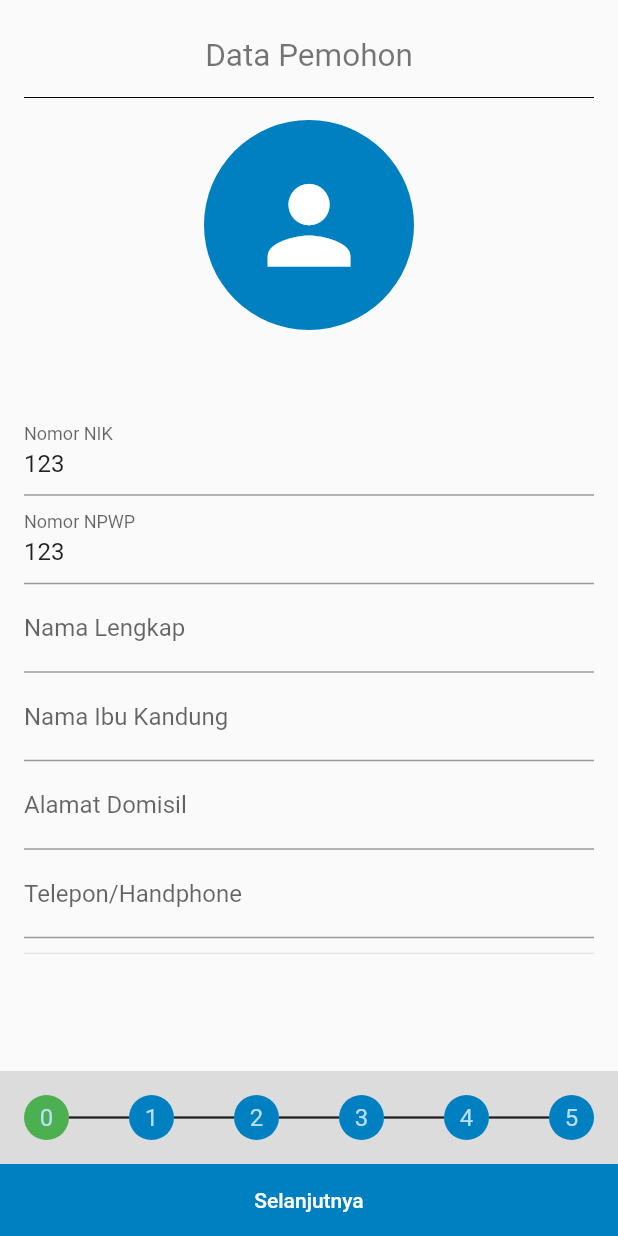
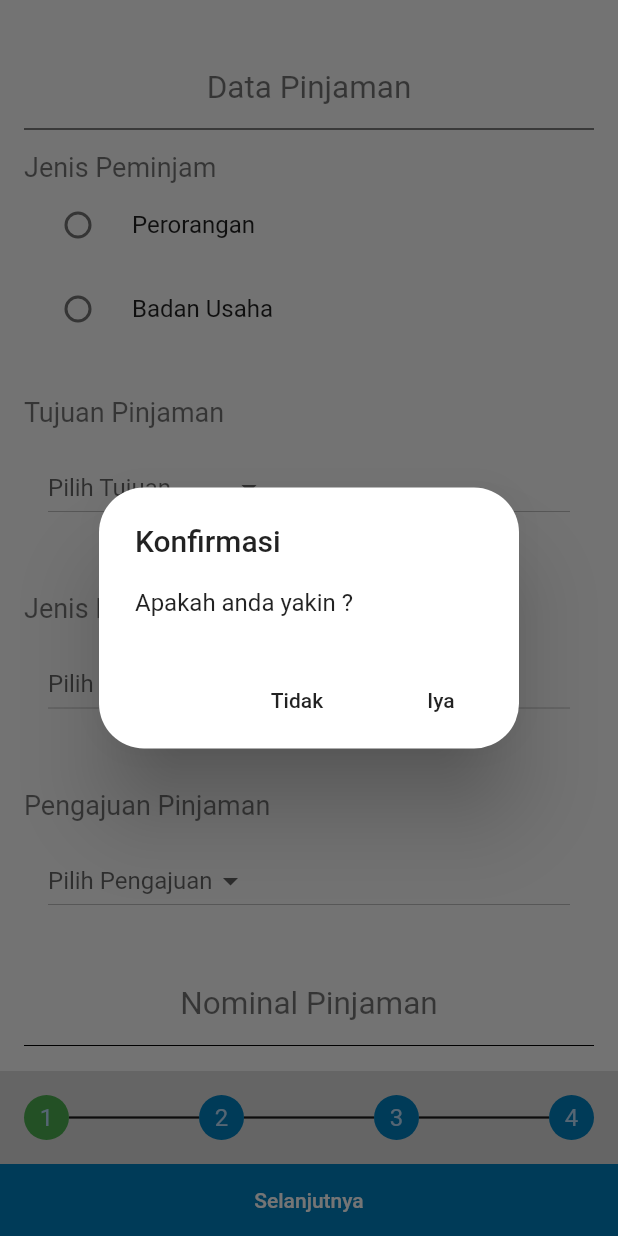
Before and after one commit to Zersya/prototypeBJB, a Flutter app: the PengajuanPage screen opened directly, after a tap on "Selanjutnya", on a phone screen of 412 x 824 dp. Run offline on Flutter 3.47's test engine with Material 2 defaults, Android fonts, the phone set to English and light mode, and no system bars; our stand-ins replace badges, carousel_slider, flutter_masked_text, image_picker, material_design_icons_flutter, sqflite; accounts and stored records are empty.

Commit message:
revisi pengajuan

```diff
--- a/lib/pages/pengajuan_page.dart
+++ b/lib/pages/pengajuan_page.dart
@@ -1,11 +1,10 @@
 import 'package:flutter/material.dart';
+import 'package:prototype_bjb/provider/pengajuan_db.dart';
 import 'package:prototype_bjb/provider/profile_db.dart';
-import 'package:prototype_bjb/screens/datainstansi_screen.dart';
-import 'package:prototype_bjb/screens/datapemohon_screen.dart';
-import 'package:prototype_bjb/screens/datarekening_screen.dart';
-import 'package:prototype_bjb/screens/penghasilan_screen.dart';
-import 'package:prototype_bjb/screens/rekap_screen.dart';
-import 'package:prototype_bjb/screens/termsandcondition_screen.dart';
+import 'package:prototype_bjb/screens/pengajuan/halaman_1_screen.dart';
+import 'package:prototype_bjb/screens/pengajuan/halaman_2_screen.dart';
+import 'package:prototype_bjb/screens/pengajuan/rekap_screen.dart';
+import 'package:prototype_bjb/screens/pengajuan/termsandcondition_screen.dart';
 import 'package:prototype_bjb/utils/constant.dart';
 import 'package:provider/provider.dart';
 
@@ -18,14 +17,15 @@ class PengajuanPage extends StatefulWidget {
 class _PengajuanPageState extends State<PengajuanPage> {
   PageController _pageController =
       PageController(initialPage: 0, keepPage: true);
-  ProfileProvider _profileProvider;
+  PengajuanProvider _pengajuanProvider;
 
   int indexScreen = 0;
   Widget _step(
     int index,
   ) {
     return CircleAvatar(
-      backgroundColor: index == indexScreen ? Colors.green : Color(COLOR_MAIN),
+      backgroundColor:
+          index == indexScreen + 1 ? Colors.green : Color(COLOR_MAIN),
       radius: 15,
       child: Text(index.toString()),
     );
@@ -43,7 +43,7 @@ class _PengajuanPageState extends State<PengajuanPage> {
 
   @override
   Widget build(BuildContext context) {
-    _profileProvider = Provider.of<ProfileProvider>(context);
+    _pengajuanProvider = Provider.of<PengajuanProvider>(context);
 
     return Scaffold(
       bottomNavigationBar: Column(
@@ -55,8 +55,6 @@ class _PengajuanPageState extends State<PengajuanPage> {
             child: Row(
               mainAxisAlignment: MainAxisAlignment.spaceEvenly,
               children: <Widget>[
-                _step(0),
-                _line(),
                 _step(1),
                 _line(),
                 _step(2),
@@ -64,8 +62,6 @@ class _PengajuanPageState extends State<PengajuanPage> {
                 _step(3),
                 _line(),
                 _step(4),
-                _line(),
-                _step(5),
               ],
             ),
           ),
@@ -78,7 +74,7 @@ class _PengajuanPageState extends State<PengajuanPage> {
                     bottom: true,
                     child: FlatButton(
                       child: Text(
-                        indexScreen == 5 ? 'Ajukan' : 'Selanjutnya',
+                        indexScreen == 3 ? 'Ajukan' : 'Selanjutnya',
                         style: TextStyle(color: Colors.white),
                       ),
                       onPressed: () async {
@@ -100,10 +96,8 @@ class _PengajuanPageState extends State<PengajuanPage> {
           },
           controller: _pageController,
           children: <Widget>[
-            DataPemohonScreen(),
-            DataInstansiScreen(),
-            PenghasilanScreen(),
-            DataRekeningScreen(),
+            Halaman1Screen(),
+            Halaman2Screen(),
             TermsAndConditionScreen(),
             RekapScreen()
           ],
@@ -113,26 +107,48 @@ class _PengajuanPageState extends State<PengajuanPage> {
   }
 
   _showDialog(context) async {
-    if (indexScreen == 5) {
-      if (!_profileProvider.isTermsAgree)
+    showDialog(
+        context: context,
+        builder: (context) {
+          return AlertDialog(
+            shape: RoundedRectangleBorder(borderRadius: BorderRadius.circular(30)),
+            title: Text('Konfirmasi'),
+            content: Text('Apakah anda yakin ?'),
+            actions: <Widget>[
+              FlatButton(
+                child: Text('Tidak'),
+                onPressed: () {
+                  Navigator.of(context).pop();
+                },
+              ),
+              FlatButton(
+                child: Text('Iya'),
+                onPressed: () {
+                  if (indexScreen == 3) {
+                    if (!_pengajuanProvider.isTermsAgree)
                       Scaffold.of(context).showSnackBar(SnackBar(
                         content: Text('Silahkan setujui syarat dan ketentuan'),
                       ));
                     else {
                       // _pengajuanProvider.insert(_profileProvider.profile);
+                      _pengajuanProvider.isTermsAgree = false;
                       Navigator.of(context).pop(true);
                     }
                   } else {
-      if (indexScreen == 4 && !_profileProvider.isTermsAgree)
+                    if (indexScreen == 2 && !_pengajuanProvider.isTermsAgree)
                       Scaffold.of(context).showSnackBar(SnackBar(
                         content: Text('Silahkan setujui syarat dan ketentuan'),
                       ));
                     else {
-        await _profileProvider.update(_profileProvider.profile.id);
-
                       _pageController.nextPage(
-            duration: Duration(milliseconds: 200), curve: Curves.easeInOut);
+                          duration: Duration(milliseconds: 200),
+                          curve: Curves.easeInOut);
                     }
                   }
+                },
+              )
+            ],
+          );
+        });
   }
 }
--- a/lib/provider/pengajuan_db.dart
+++ b/lib/provider/pengajuan_db.dart
@@ -1,6 +1,7 @@
 import 'dart:convert';
 import 'dart:io';
 import 'dart:math';
+import 'package:flutter/widgets.dart';
 import 'package:flutter_masked_text/flutter_masked_text.dart';
 import 'package:path/path.dart';
 import 'package:path_provider/path_provider.dart';
@@ -74,7 +75,11 @@ class PengajuanProvider {
       thousandSeparator: '.',
       precision: 0,
       decimalSeparator: '');
+
+  final controllerBulan = TextEditingController();
   File image;
+
+
 
   Future open() async {
     Directory documentsDirectory = await getApplicationDocumentsDirectory();
--- /dev/null
+++ b/lib/screens/pengajuan/halaman_1_screen.dart
@@ -0,0 +1,266 @@
+import 'package:flutter/material.dart';
+import 'package:prototype_bjb/provider/profile_db.dart';
+import 'package:prototype_bjb/provider/pengajuan_db.dart';
+
+import 'package:provider/provider.dart';
+
+class Halaman1Screen extends StatefulWidget {
+  Halaman1Screen({Key key}) : super(key: key);
+
+  _Halaman1ScreenState createState() => _Halaman1ScreenState();
+}
+
+class _Halaman1ScreenState extends State<Halaman1Screen> {
+  ProfileProvider _profileProvider;
+  PengajuanProvider _pengajuanProvider;
+
+
+  String jenisPinjaman;
+  String jenisPeminjam;
+  String tujuanPinjaman;
+  String pengajuanPinjaman;
+
+  @override
+  Widget build(BuildContext context) {
+    _profileProvider = Provider.of<ProfileProvider>(context);
+    _pengajuanProvider = Provider.of<PengajuanProvider>(context);
+
+    return Scaffold(
+      body: SafeArea(
+        top: true,
+        child: SingleChildScrollView(
+          child: Padding(
+            padding: const EdgeInsets.all(16.0),
+            child: Column(
+              children: <Widget>[
+                SizedBox(
+                  height: 30,
+                ),
+                _section1(),
+                SizedBox(
+                  height: 30,
+                ),
+                _section2(),
+              ],
+            ),
+          ),
+        ),
+      ),
+    );
+  }
+
+  Widget _section2() {
+    return Column(
+      children: <Widget>[
+        Text(
+          'Nominal Pinjaman',
+          textAlign: TextAlign.center,
+          style: TextStyle(
+            color: Colors.black54,
+            fontSize: 21.0,
+          ),
+        ),
+        Divider(
+          color: Colors.black,
+          height: 30.0,
+        ),
+        TextFormField(
+          controller: _pengajuanProvider.controllerNominal,
+          decoration: InputDecoration(labelText: 'Jumlah yang diajukan'),
+        ),
+        TextFormField(
+          controller: _pengajuanProvider.controllerBulan,
+          decoration:
+              InputDecoration(labelText: 'Jangka waktu', hintText: 'Bulan'),
+        )
+      ],
+    );
+  }
+
+  Widget _section1() {
+    return Column(
+      children: <Widget>[
+        Text(
+          'Data Pinjaman',
+          textAlign: TextAlign.center,
+          style: TextStyle(
+            color: Colors.black54,
+            fontSize: 21.0,
+          ),
+        ),
+        Divider(
+          color: Colors.black,
+          height: 30.0,
+        ),
+        Align(
+          alignment: Alignment.centerLeft,
+          child: Text(
+            'Jenis Peminjam',
+            style: TextStyle(
+              color: Colors.black54,
+              fontSize: 18.0,
+            ),
+          ),
+        ),
+        Column(
+          children: <Widget>[
+            RadioListTile(
+              value: 'Perorangan',
+              title: Text('Perorangan'),
+              groupValue: jenisPeminjam,
+              onChanged: (String value) {
+                setState(() {
+                  jenisPeminjam = value;
+                });
+              },
+            ),
+            RadioListTile(
+              value: 'Badan Usaha',
+              title: Text('Badan Usaha'),
+              groupValue: jenisPeminjam,
+              onChanged: (String value) {
+                setState(() {
+                  jenisPeminjam = value;
+                });
+              },
+            ),
+          ],
+        ),
+        SizedBox(
+          height: 30,
+        ),
+        Align(
+          alignment: Alignment.centerLeft,
+          child: Text(
+            'Tujuan Pinjaman',
+            style: TextStyle(
+              color: Colors.black54,
+              fontSize: 18.0,
+            ),
+          ),
+        ),
+        Padding(
+          padding: const EdgeInsets.all(16.0),
+          child: SizedBox(
+            width: double.infinity,
+            child: DropdownButton(
+              hint: Text('Pilih Tujuan'),
+              onChanged: (value) {
+                setState(() {
+                  tujuanPinjaman = value;
+                });
+              },
+              value: tujuanPinjaman,
+              items: [
+                DropdownMenuItem(
+                  child: Text('Pendidikan'),
+                  value: 'Pendidikan',
+                ),
+                DropdownMenuItem(
+                  child: Text('Kendaraan'),
+                  value: 'Kendaraan',
+                ),
+                DropdownMenuItem(
+                  child: Text('Tanah/Bangunan'),
+                  value: 'Tanah/Bangunan',
+                ),
+                DropdownMenuItem(
+                  child: Text('Modal Usaha'),
+                  value: 'Modal Usaha',
+                ),
+                DropdownMenuItem(
+                  child: Text('Lainnya'),
+                  value: 'Lainnya',
+                )
+              ],
+            ),
+          ),
+        ),
+        SizedBox(
+          height: 30,
+        ),
+        Align(
+          alignment: Alignment.centerLeft,
+          child: Text(
+            'Jenis Pinjaman',
+            style: TextStyle(
+              color: Colors.black54,
+              fontSize: 18.0,
+            ),
+          ),
+        ),
+        Padding(
+          padding: const EdgeInsets.all(16.0),
+          child: SizedBox(
+            width: double.infinity,
+            child: DropdownButton(
+              hint: Text('Pilih Jenis'),
+              onChanged: (value) {
+                setState(() {
+                  jenisPinjaman = value;
+                });
+              },
+              value: jenisPinjaman,
+              items: [
+                DropdownMenuItem(
+                  child: Text('BJB Kredit Mikro Utama'),
+                  value: 'BJB Kredit Mikro Utama',
+                ),
+                DropdownMenuItem(
+                  child: Text('Kredit Cinta Rakyat'),
+                  value: 'Kredit Cinta Rakyat',
+                ),
+                DropdownMenuItem(
+                  child: Text('BJB KUKM'),
+                  value: 'BJB KUKM',
+                ),
+              ],
+            ),
+          ),
+        ),
+        SizedBox(
+          height: 30,
+        ),
+        Align(
+          alignment: Alignment.centerLeft,
+          child: Text(
+            'Pengajuan Pinjaman',
+            style: TextStyle(
+              color: Colors.black54,
+              fontSize: 18.0,
+            ),
+          ),
+        ),
+        Padding(
+          padding: const EdgeInsets.all(16.0),
+          child: SizedBox(
+            width: double.infinity,
+            child: DropdownButton(
+              hint: Text('Pilih Pengajuan'),
+              onChanged: (value) {
+                setState(() {
+                  pengajuanPinjaman = value;
+                });
+              },
+              value: pengajuanPinjaman,
+              items: [
+                DropdownMenuItem(
+                  child: Text('Baru'),
+                  value: 'Baru',
+                ),
+                DropdownMenuItem(
+                  child: Text('Suplesi'),
+                  value: 'Suplesi',
+                ),
+                DropdownMenuItem(
+                  child: Text('Take Over'),
+                  value: 'Take Over',
+                ),
+              ],
+            ),
+          ),
+        ),
+      ],
+    );
+  }
+}
--- a/pubspec.yaml
+++ b/pubspec.yaml
@@ -34,6 +34,7 @@ dependencies:
   flutter_money_formatter: ^0.8.3
   flutter_masked_text: ^0.8.0
   intl: ^0.15.8
+  badges: ^1.1.0
 
 
 dev_dependencies:
```
Also changed, not shown: lib/pages/dashboard_page.dart (+34 -11 lines), lib/pages/revisi_pengajuan_page.dart (+5 -4 lines), lib/screens/pengajuan/halaman_2_screen.dart (added, +301 -0 lines), lib/screens/pengajuan/termsandcondition_screen.dart (renamed from lib/screens/termsandcondition_screen.dart, +5 -4 lines), lib/screens/pengajuan/rekap_screen.dart (renamed from lib/screens/rekap_screen.dart), pubspec.lock. Lines whose indentation alone changed are shown as unchanged.
